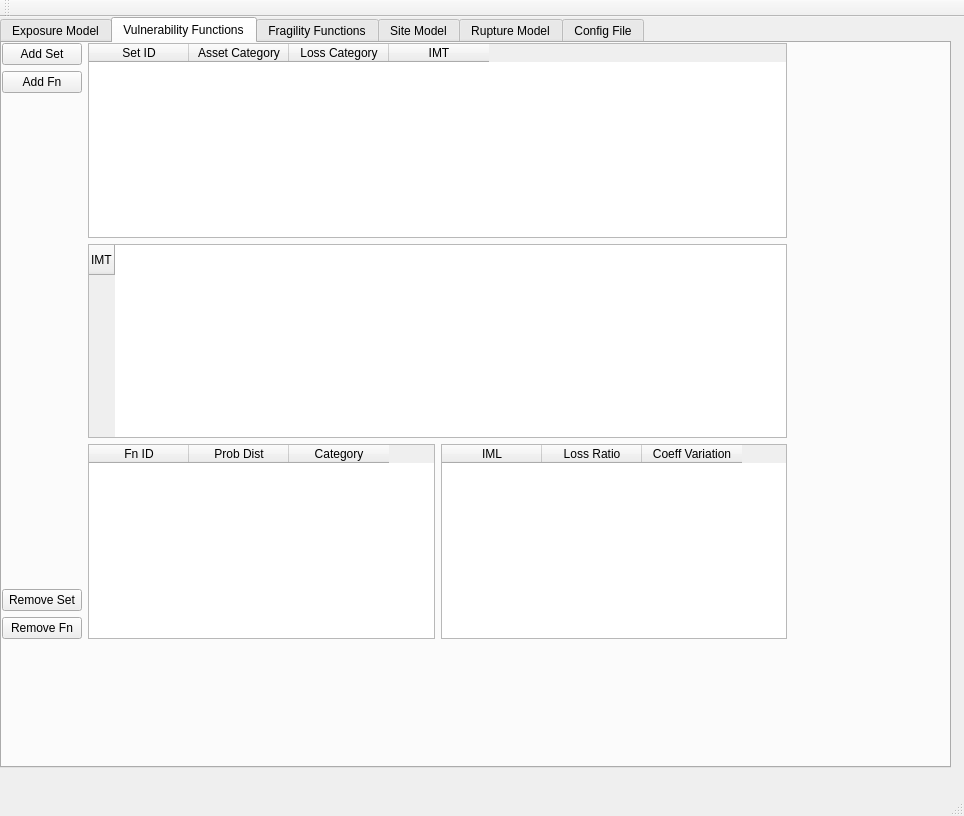
gem/oq-irmt-qgis, file input_tool/ui_input_tool_window.ui: the form before one commit.
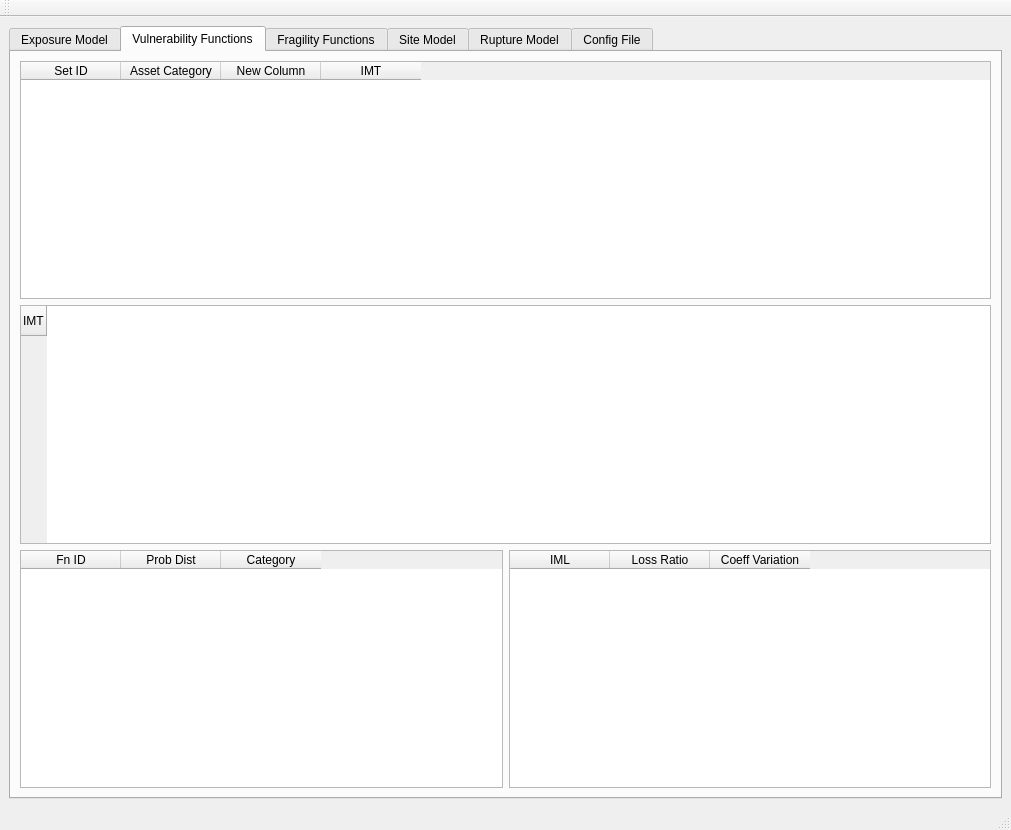
The form after the commit.

```diff
--- a/input_tool/ui_input_tool_window.ui
+++ b/input_tool/ui_input_tool_window.ui
@@ -6,23 +6,17 @@
    <rect>
     <x>0</x>
     <y>0</y>
-    <width>964</width>
-    <height>816</height>
+    <width>1011</width>
+    <height>830</height>
    </rect>
   </property>
   <property name="windowTitle">
    <string>MainWindow</string>
   </property>
   <widget class="QWidget" name="centralwidget">
+   <layout class="QGridLayout" name="gridLayout">
+    <item row="0" column="0">
    <widget class="QTabWidget" name="tabwidget">
-    <property name="geometry">
-     <rect>
-      <x>0</x>
-      <y>0</y>
-      <width>951</width>
-      <height>751</height>
-     </rect>
-    </property>
     <property name="currentIndex">
      <number>1</number>
     </property>
@@ -41,73 +35,9 @@
      <attribute name="title">
       <string>Vulnerability Functions</string>
      </attribute>
-     <widget class="QWidget" name="verticalLayoutWidget">
-      <property name="geometry">
-       <rect>
-        <x>0</x>
-        <y>0</y>
-        <width>785</width>
-        <height>596</height>
-       </rect>
-      </property>
-      <layout class="QVBoxLayout" name="verticalLayout_3">
-       <item>
-        <layout class="QHBoxLayout" name="horizontalLayout_2">
-         <item>
-          <layout class="QVBoxLayout" name="verticalLayout_4">
-           <item>
-            <widget class="QPushButton" name="addSetBtn">
-             <property name="text">
-              <string>Add Set</string>
-             </property>
-            </widget>
-           </item>
-           <item>
-            <widget class="QPushButton" name="addFnBtn">
-             <property name="text">
-              <string>Add Fn</string>
-             </property>
-            </widget>
-           </item>
-           <item>
-            <spacer name="verticalSpacer">
-             <property name="orientation">
-              <enum>Qt::Vertical</enum>
-             </property>
-             <property name="sizeHint" stdset="0">
-              <size>
-               <width>20</width>
-               <height>40</height>
-              </size>
-             </property>
-            </spacer>
-           </item>
-           <item>
-            <widget class="QPushButton" name="removeSetBtn">
-             <property name="text">
-              <string>Remove Set</string>
-             </property>
-            </widget>
-           </item>
-           <item>
-            <widget class="QPushButton" name="removeFnBtn">
-             <property name="text">
-              <string>Remove Fn</string>
-             </property>
-            </widget>
-           </item>
-          </layout>
-         </item>
-         <item>
-          <layout class="QVBoxLayout" name="verticalLayout_5">
+       <layout class="QVBoxLayout" name="verticalLayout">
            <item>
             <widget class="QTableWidget" name="vSetsTbl">
-             <property name="minimumSize">
-              <size>
-               <width>672</width>
-               <height>0</height>
-              </size>
-             </property>
              <column>
               <property name="text">
                <string>Set ID</string>
@@ -120,7 +50,7 @@
              </column>
              <column>
               <property name="text">
-               <string>Loss Category</string>
+            <string>New Column</string>
               </property>
              </column>
              <column>
@@ -131,7 +61,7 @@
             </widget>
            </item>
            <item>
-            <widget class="QTableWidget" name="ImtTbl">
+         <widget class="QTableWidget" name="imtTbl">
              <row>
               <property name="text">
                <string>IMT</string>
@@ -140,12 +70,9 @@
             </widget>
            </item>
            <item>
-            <layout class="QHBoxLayout" name="horizontalLayout_5">
+         <layout class="QHBoxLayout" name="horizontalLayout">
              <item>
               <widget class="QTableWidget" name="vFnTbl">
-               <property name="sortingEnabled">
-                <bool>true</bool>
-               </property>
                <column>
                 <property name="text">
                  <string>Fn ID</string>
@@ -164,10 +91,7 @@
               </widget>
              </item>
              <item>
-              <widget class="QTableWidget" name="tableWidget">
-               <property name="sortingEnabled">
-                <bool>true</bool>
-               </property>
+           <widget class="QTableWidget" name="imlsTbl">
                <column>
                 <property name="text">
                  <string>IML</string>
@@ -188,11 +112,6 @@
             </layout>
            </item>
           </layout>
-         </item>
-        </layout>
-       </item>
-      </layout>
-     </widget>
     </widget>
     <widget class="QWidget" name="fragility">
      <attribute name="title">
@@ -215,6 +134,8 @@
      </attribute>
     </widget>
    </widget>
+    </item>
+   </layout>
   </widget>
   <widget class="QMenuBar" name="menubar">
    <property name="geometry">
```
Left out of the diff: 2 changed lines with no effect on the pictures. Lines whose indentation alone changed are shown as unchanged.
